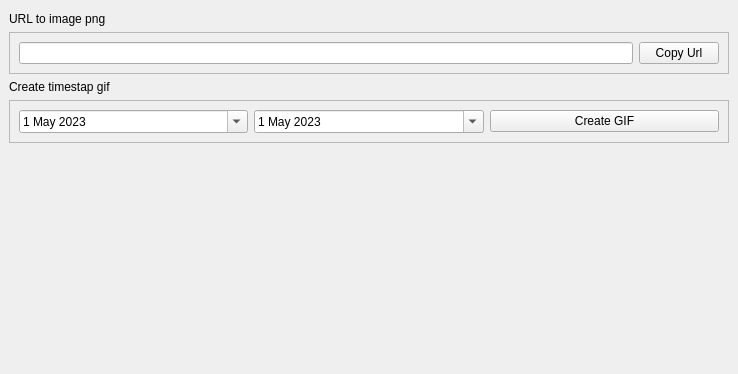
Qt form sentinel_wms_dockwidget_base.ui (bojas144/sentinel_wms) before a commit; both pictures show x 0 to 738 and y 511 to 885 of the 738 by 885 pixel window.
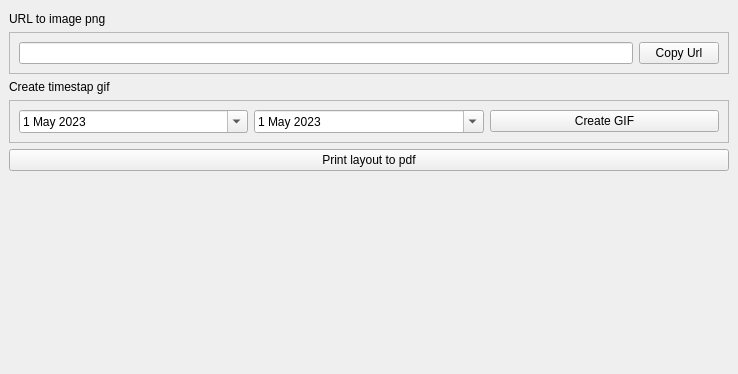
The same form after that commit. Icons and pictures are not drawn. Custom widgets are drawn as their Qt base class.

Commit message: created print layout function

The edit to the form file:
```diff
--- a/sentinel_wms_dockwidget_base.ui
+++ b/sentinel_wms_dockwidget_base.ui
@@ -360,6 +360,13 @@
       </layout>
      </widget>
     </item>
+    <item>
+     <widget class="QPushButton" name="pbLayout">
+      <property name="text">
+       <string>Print layout to pdf</string>
+      </property>
+     </widget>
+    </item>
     <item>
      <widget class="QLabel" name="warning">
       <property name="font">
```
The commit also changes 2 other files.
